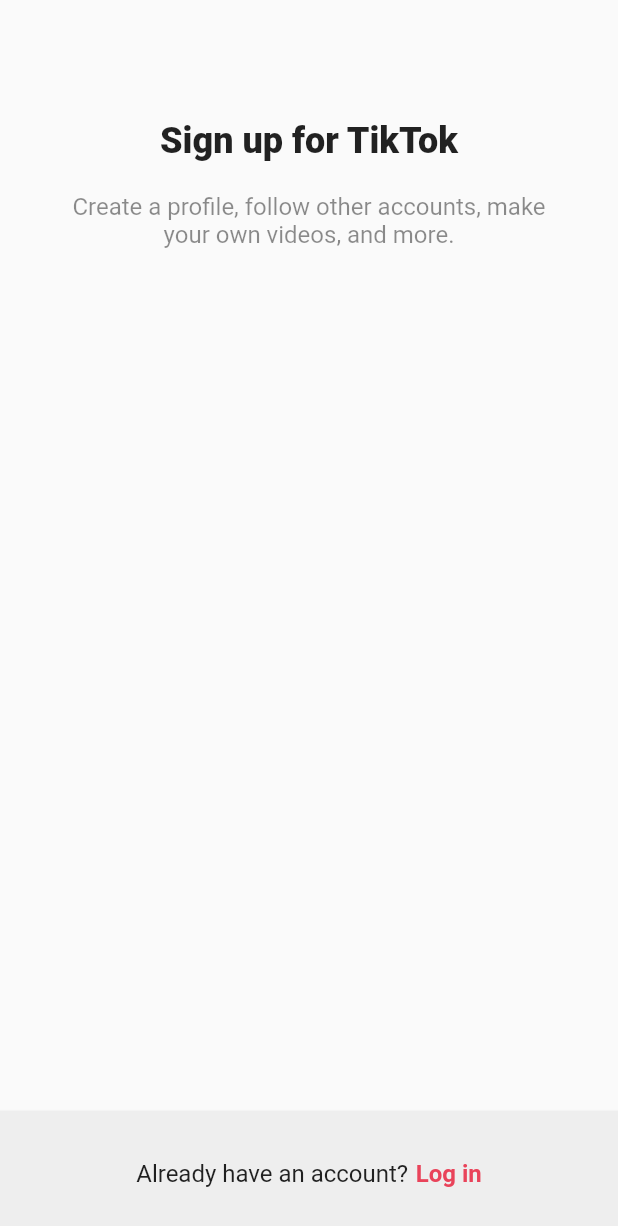
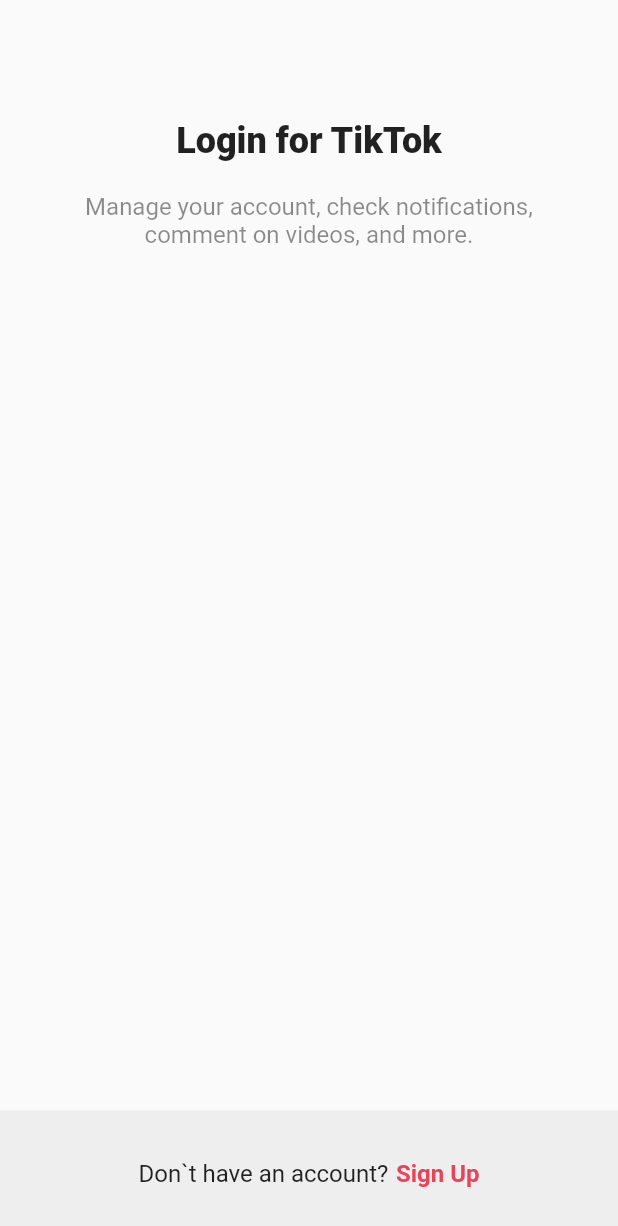
Before and after one commit to wonhopark89-dev/flutter_tictok_clone, a Flutter app: the screen it shows after launch, after a tap on "Log in", on a phone screen of 412 x 824 dp. Shown: the top 1226 px of the screen. Run offline on Flutter 3.47's test engine with Material 2 defaults, Android fonts, the phone set to English and light mode, and no system bars.

Commit message:
login screen

```diff
--- a/lib/screens/sign_up/sign_up_screen.dart
+++ b/lib/features/authentication/login_screen.dart
@@ -2,8 +2,12 @@
 import 'package:flutter_tictok_clone/constants/gaps.dart';
 import 'package:flutter_tictok_clone/constants/sizes.dart';
 
-class SignUpScreen extends StatelessWidget {
-  const SignUpScreen({super.key});
+class LoginScreen extends StatelessWidget {
+  const LoginScreen({super.key});
+
+  void onSignUpTap(BuildContext context) {
+    Navigator.of(context).pop();
+  }
 
   @override
   Widget build(BuildContext context) {
@@ -16,12 +20,12 @@
             children: const [
               Gaps.v80,
               Text(
-                'Sign up for TikTok',
+                'Login for TikTok',
                 style: TextStyle(fontSize: Sizes.size24, fontWeight: FontWeight.w800),
               ),
               Gaps.v20,
               Text(
-                "Create a profile, follow other accounts, make your own videos, and more.",
+                'Manage your account, check notifications, comment on videos, and more.',
                 style: TextStyle(
                   fontSize: Sizes.size16,
                   color: Colors.black45,
@@ -42,16 +46,19 @@
             mainAxisAlignment: MainAxisAlignment.center,
             children: [
               const Text(
-                "Already have an account?",
+                'Don`t have an account?',
                 style: TextStyle(fontSize: Sizes.size16),
               ),
               Gaps.h5,
               GestureDetector(
-                onTap: () {},
+                onTap: () => onSignUpTap(context),
                 child: Text(
-                  "Log in",
+                  "Sign Up",
                   style: TextStyle(
-                      fontSize: Sizes.size16, fontWeight: FontWeight.w600, color: Theme.of(context).primaryColor),
+                    fontSize: Sizes.size16,
+                    fontWeight: FontWeight.w600,
+                    color: Theme.of(context).primaryColor,
+                  ),
                 ),
               )
             ],
--- /dev/null
+++ b/lib/features/authentication/sign_up_screen.dart
@@ -0,0 +1,74 @@
+import 'package:flutter/material.dart';
+import 'package:flutter_tictok_clone/constants/gaps.dart';
+import 'package:flutter_tictok_clone/constants/sizes.dart';
+import 'package:flutter_tictok_clone/features/authentication/login_screen.dart';
+
+class SignUpScreen extends StatelessWidget {
+  const SignUpScreen({super.key});
+
+  void onLoginTap(BuildContext context) {
+    Navigator.of(context).push(
+      MaterialPageRoute(
+        builder: (context) => const LoginScreen(),
+      ),
+    );
+  }
+
+  @override
+  Widget build(BuildContext context) {
+    return Scaffold(
+      body: SafeArea(
+        child: Padding(
+          padding: const EdgeInsets.symmetric(horizontal: Sizes.size40),
+          child: Column(
+            mainAxisSize: MainAxisSize.min,
+            children: const [
+              Gaps.v80,
+              Text(
+                'Sign up for TikTok',
+                style: TextStyle(fontSize: Sizes.size24, fontWeight: FontWeight.w800),
+              ),
+              Gaps.v20,
+              Text(
+                "Create a profile, follow other accounts, make your own videos, and more.",
+                style: TextStyle(
+                  fontSize: Sizes.size16,
+                  color: Colors.black45,
+                ),
+                textAlign: TextAlign.center,
+              ),
+              Gaps.v40,
+            ],
+          ),
+        ),
+      ),
+      bottomNavigationBar: BottomAppBar(
+        color: Colors.grey.shade200,
+        elevation: 2,
+        child: Padding(
+          padding: const EdgeInsets.symmetric(vertical: Sizes.size32),
+          child: Row(
+            mainAxisAlignment: MainAxisAlignment.center,
+            children: [
+              const Text(
+                "Already have an account?",
+                style: TextStyle(fontSize: Sizes.size16),
+              ),
+              Gaps.h5,
+              GestureDetector(
+                onTap: () {
+                  onLoginTap(context);
+                },
+                child: Text(
+                  "Log in",
+                  style: TextStyle(
+                      fontSize: Sizes.size16, fontWeight: FontWeight.w600, color: Theme.of(context).primaryColor),
+                ),
+              )
+            ],
+          ),
+        ),
+      ),
+    );
+  }
+}
--- a/lib/main.dart
+++ b/lib/main.dart
@@ -1,5 +1,5 @@
 import 'package:flutter/material.dart';
-import 'package:flutter_tictok_clone/screens/sign_up/sign_up_screen.dart';
+import 'package:flutter_tictok_clone/features/authentication/sign_up_screen.dart';
 
 void main() {
   runApp(const TictokApp());
```
Also changed, not shown: lib/features/widgets/auth_button.dart (added, +26 -0 lines).
